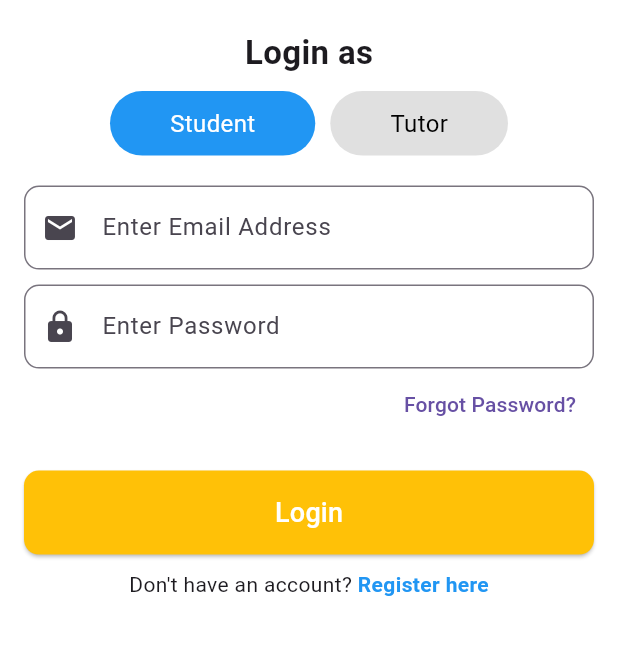
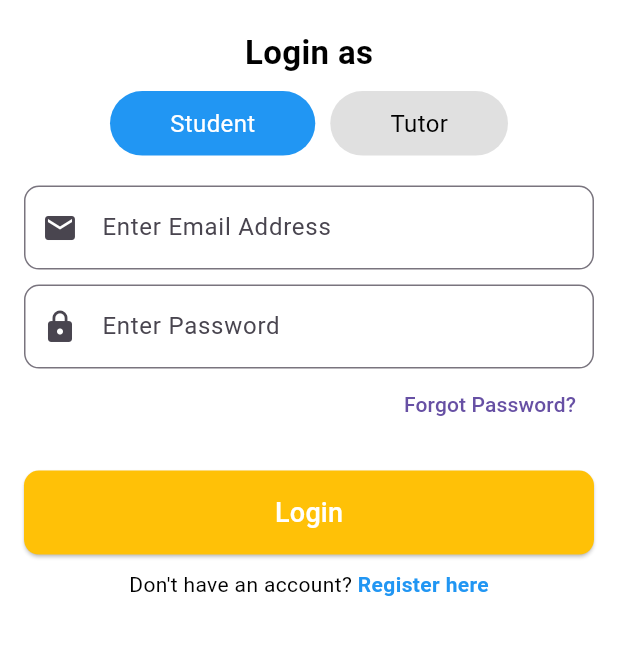
Before and after one commit to nighttourist/guideme, a Flutter app: the screen it shows after launch, on a phone screen of 412 x 824 dp, the part 373-1028 px from its top. Run offline on Flutter 3.47's test engine with Material 3 defaults, Android fonts, the light colour scheme and no system bars; our stand-ins replace animated_text_kit, badges, cloud_firestore, firebase_auth, firebase_core, shared_preferences; accounts and stored records are empty.

Commit message:
Addedn drawer,notifications,dark mode code

```diff
--- a/lib/main.dart
+++ b/lib/main.dart
@@ -1,40 +1,92 @@
 import 'package:flutter/material.dart';
-import 'package:guideme/pages/tutor_page/tutor_home.dart';
+import 'package:firebase_core/firebase_core.dart';
+import 'package:firebase_auth/firebase_auth.dart';
+import 'package:shared_preferences/shared_preferences.dart';
+import 'pages/tutor_page/tutor_home.dart';
 import 'pages/common_page/login_page.dart';
 import 'pages/common_page/registration_page.dart';
 import 'pages/student_page/student_registration_page.dart';
 import 'pages/tutor_page/tutor_registration_page.dart';
 import 'pages/other/search.dart';
-import 'pages/student_page/Student_home.dart';
+import 'pages/student_page/student_home.dart';
 import 'pages/chat_page/chat_page.dart';
 import 'pages/other/class_history.dart';
 import 'pages/other/rating_review.dart';
 import 'pages/tutor_page/save_tutor.dart';
 import 'pages/tutor_page/search_tutor.dart';
 import 'pages/student_page/student_profile.dart';
-import 'package:firebase_core/firebase_core.dart';
-import 'package:flutter/material.dart';
 import 'pages/landing_page.dart';
 
 void main() async {
-  WidgetsFlutterBinding.ensureInitialized(); // Ensure binding
+  WidgetsFlutterBinding.ensureInitialized();
   await Firebase.initializeApp();
-  runApp(TutorFinderApp());
+
+  // Load the saved dark mode preference
+  final prefs = await SharedPreferences.getInstance();
+  bool isDarkMode = prefs.getBool('isDarkMode') ?? false;
+
+  runApp(MyApp(isDarkMode: isDarkMode));
 }
 
-class TutorFinderApp extends StatelessWidget {
+class MyApp extends StatefulWidget {
+  final bool isDarkMode;
+
+  MyApp({required this.isDarkMode});
+
+  @override
+  _MyAppState createState() => _MyAppState();
+}
+
+class _MyAppState extends State<MyApp> {
+  late bool isDarkMode;
+
+  @override
+  void initState() {
+    super.initState();
+    isDarkMode = widget.isDarkMode;
+  }
+
+  void _toggleTheme(bool darkMode) async {
+    setState(() {
+      isDarkMode = darkMode;
+    });
+    final prefs = await SharedPreferences.getInstance();
+    prefs.setBool('isDarkMode', isDarkMode);
+  }
+
   @override
   Widget build(BuildContext context) {
     return MaterialApp(
+      title: 'Tutor Finder',
+      theme: ThemeData.light().copyWith(
+        textTheme: TextTheme(
+          bodyLarge: TextStyle(color: Colors.black), // New style for body text
+          bodyMedium: TextStyle(color: Colors.black), // New style for medium body text
+          bodySmall: TextStyle(color: Colors.black),  // New style for small body text
+          titleLarge: TextStyle(color: Colors.black), // Title style for large titles
+          titleMedium: TextStyle(color: Colors.black), // Title style for medium titles
+          titleSmall: TextStyle(color: Colors.black),  // Title style for small titles
+        ),
+      ),
+      darkTheme: ThemeData.dark().copyWith(
+        textTheme: TextTheme(
+          bodyLarge: TextStyle(color: Colors.white), // New style for body text
+          bodyMedium: TextStyle(color: Colors.white), // New style for medium body text
+          bodySmall: TextStyle(color: Colors.white),  // New style for small body text
+          titleLarge: TextStyle(color: Colors.white), // Title style for large titles
+          titleMedium: TextStyle(color: Colors.white), // Title style for medium titles
+          titleSmall: TextStyle(color: Colors.white),  // Title style for small titles
+        ),
+      ),
+      themeMode: isDarkMode ? ThemeMode.dark : ThemeMode.light,
       debugShowCheckedModeBanner: false,
-      initialRoute: '/landing',
+      initialRoute: '/landing', // Set the initial route here
       routes: {
         '/landing': (context) => LandingPage(),
         '/': (context) => LoginPage(), // Login Page
         '/register': (context) => RegistrationPage(), // Registration Selection
-        '/student-register': (context) =>
-            StudentRegistrationPage(), // Student Registration
-        '/tutor-register': (context) => TutorRegistrationPage(),
+        '/student-register': (context) => StudentRegistrationPage(), // Student Registration
+        '/tutor-register': (context) => TutorRegistrationPage(), // Tutor Registration
         '/tutor_home': (context) => TutorHomePage(),
         '/search': (context) => SearchPage(),
         '/student': (context) => StudentHomePage(),
@@ -43,9 +95,30 @@ class TutorFinderApp extends StatelessWidget {
         '/class_history': (context) => ClassHistoryPage(),
         '/chat': (context) => ChatPage(),
         '/ratings_reviews': (context) => RatingsReviewsPage(),
-        '/student_profile': (context) =>
-            StudentProfilePage(), // Tutor Registration
+        '/student_profile': (context) => StudentProfilePage(),
       },
     );
   }
 }
+
+class AuthWrapper extends StatelessWidget {
+  final Function(bool) toggleTheme;
+
+  AuthWrapper({required this.toggleTheme});
+
+  @override
+  Widget build(BuildContext context) {
+    return StreamBuilder<User?>(
+      stream: FirebaseAuth.instance.authStateChanges(),
+      builder: (context, snapshot) {
+        if (snapshot.connectionState == ConnectionState.waiting) {
+          return Center(child: CircularProgressIndicator());
+        } else if (snapshot.hasData) {
+          return TutorHomePage();
+        } else {
+          return LoginPage();
+        }
+      },
+    );
+  }
+}
--- a/pubspec.yaml
+++ b/pubspec.yaml
@@ -36,6 +36,7 @@ dependencies:
   cloud_firestore: ^4.8.0 # If you're using Firestore
   flutter_animation_progress_bar: ^2.3.1
   animated_text_kit: ^4.2.2
+  shared_preferences: ^2.1.0
 
   # The following adds the Cupertino Icons font to your application.
   # Use with the CupertinoIcons class for iOS style icons.
```
Also changed, not shown: lib/pages/other/settings.dart (added, +154 -0 lines), lib/pages/tutor_page/tutor_home.dart (+7 -1 lines), pubspec.lock, 1 other file.
